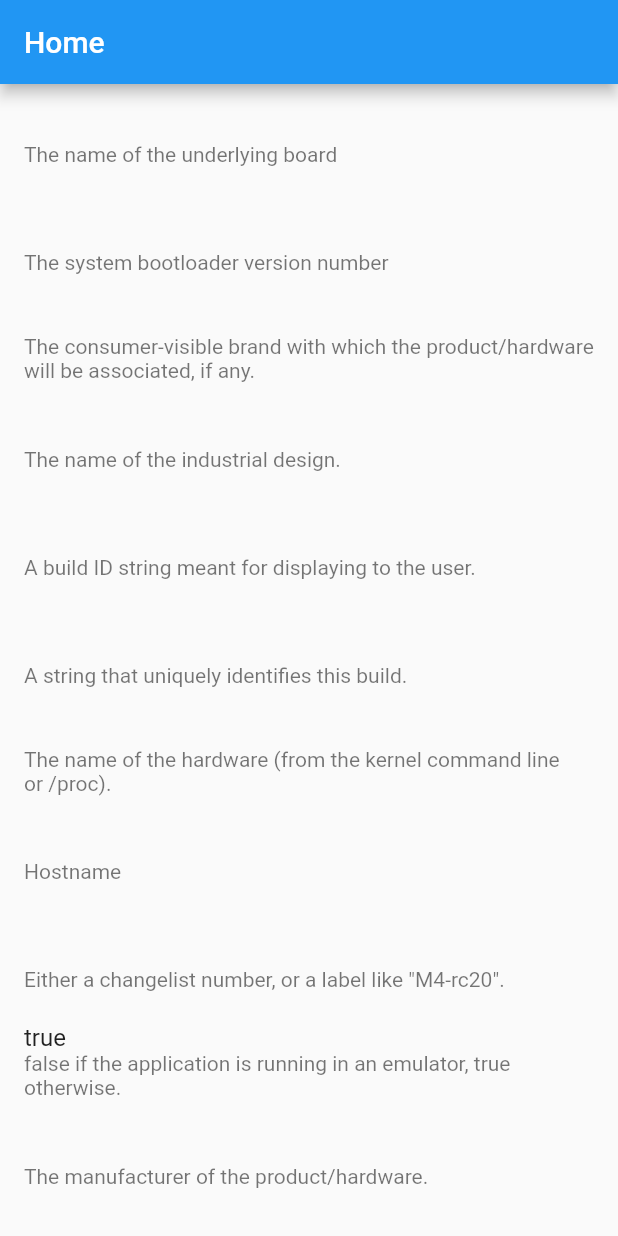
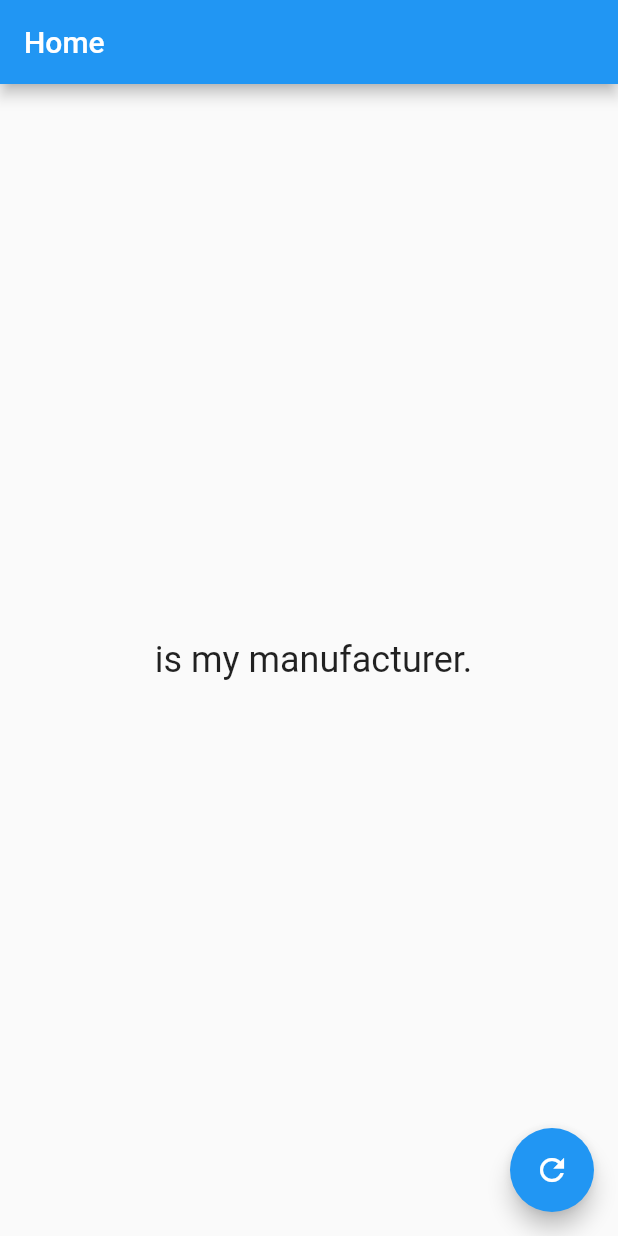
Before and after one commit to aurelitec/hello_world_informed, a Flutter app: the screen it shows after launch, on a phone screen of 412 x 824 dp. Run offline on Flutter 3.47's test engine with Material 2 defaults, Android fonts, the phone set to English and light mode, and no system bars; our stand-ins replace device_info_plus.

Commit message:
feat: Add info bit view
And start shuffling info bits.

```diff
--- /dev/null
+++ b/lib/data/info_bit.dart
@@ -0,0 +1,11 @@
+class InfoBit {
+  final String title;
+  final String text;
+  final String? value;
+
+  InfoBit({
+    required this.title,
+    required this.text,
+    this.value,
+  });
+}
--- a/lib/data/info_bits.dart
+++ b/lib/data/info_bits.dart
@@ -1,24 +1,69 @@
+// cspell:ignore bootloader, changelist
+
+import 'dart:math';
+
 import 'package:device_info_plus/device_info_plus.dart';
 
-List<String> infoBits = <String>[];
+import 'info_bit.dart';
+
+List<InfoBit> _infoBits = <InfoBit>[];
+
+final Random _random = Random();
+
+void _addInfo(String title, String text, String? value) {
+  _infoBits.add(InfoBit(title: title, text: text, value: value));
+}
+
+InfoBit getRandomInfoBit() {
+  final int index = _random.nextInt(_infoBits.length);
+  return _infoBits[index];
+}
 
 Future<void> buildInfoBits() async {
   DeviceInfoPlugin deviceInfo = DeviceInfoPlugin();
-  AndroidDeviceInfo androidInfo = await deviceInfo.androidInfo;
+  AndroidDeviceInfo info = await deviceInfo.androidInfo;
 
-  infoBits.add('My underlying board is ${androidInfo.board}');
-  infoBits.add('My system bootloader version number is ${androidInfo.bootloader}');
-  infoBits.add('My consumer-visible brand is ${androidInfo.brand}');
-  infoBits.add('My industrial design is ${androidInfo.device}');
-  infoBits.add('${androidInfo.display} is a build ID meant to be displayed to you.');
-  infoBits.add('${androidInfo.fingerprint} is a string that uniquely identifies this build.');
-  infoBits.add('${androidInfo.hardware} is the name of the hardware.');
-  infoBits.add('${androidInfo.host}: that\'s my hostname.');
-  infoBits.add('${androidInfo.id}? Either a changelist number, or a label.');
-  infoBits.add('${androidInfo.manufacturer} is my manufacturer.');
-  infoBits.add('My name is ${androidInfo.model}');
-  infoBits.add('As an overall product, they call me ${androidInfo.product}');
-  infoBits.add('${androidInfo.tags} are tags that describe my build.');
-  infoBits.add('${androidInfo.type} is my type of build.');
-  infoBits.add(androidInfo.isPhysicalDevice ? 'I\'m a physical device.' : 'I\'m a virtual device.');
+  _addInfo('board', 'My underlying board is {INFO}.', info.board);
+
+  _addInfo('bootloader', 'My system bootloader version number is {INFO}.', info.bootloader);
+
+  _addInfo('brand', 'My consumer-visible brand is {INFO}.', info.brand);
+
+  _addInfo('device', 'My industrial design is {INFO}.', info.device);
+
+  _addInfo('display', '{INFO} is a build ID meant to be displayed to you.', info.display);
+
+  // TODO: displayMetrics
+
+  _addInfo('fingerprint', '{INFO} uniquely identifies this build.', info.fingerprint);
+
+  _addInfo('hardware', '{INFO} is the name of the hardware.', info.hardware);
+
+  _addInfo('host', '{INFO}: that\'s my hostname.', info.host);
+
+  _addInfo('id', '{INFO}? Either a changelist number, or a label.', info.id);
+
+  _addInfo('isPhysicalDevice',
+      info.isPhysicalDevice ? 'I\'m a physical device.' : 'I\'m an emulator.', null);
+
+  _addInfo('manufacturer', '{INFO} is my manufacturer.', info.manufacturer);
+
+  _addInfo('model', 'My name is {INFO}.', info.model);
+
+  _addInfo('product', 'As an overall product, they call me {INFO}.', info.product);
+
+  // TODO: supported32BitAbis
+  print(info.supported32BitAbis);
+
+  // TODO: supported64BitAbis
+
+  // TODO: supportedAbis
+
+  // TODO: systemFeatures
+
+  _addInfo('tags', '{INFO} are tags that describe my build.', info.tags);
+
+  _addInfo('type', '{INFO} is my type of build.', info.type);
+
+  // TODO: version
 }
--- a/lib/screens/home_screen.dart
+++ b/lib/screens/home_screen.dart
@@ -1,8 +1,35 @@
-import 'package:device_info_plus/device_info_plus.dart';
 import 'package:flutter/material.dart';
 
-class HomeScreen extends StatelessWidget {
+import '../data/info_bit.dart';
+import '../data/info_bits.dart';
+import '../widgets/info_bit_view.dart';
+
+class HomeScreen extends StatefulWidget {
   const HomeScreen({super.key});
+
+  @override
+  State<HomeScreen> createState() => _HomeScreenState();
+}
+
+class _HomeScreenState extends State<HomeScreen> {
+  InfoBit? _infoBit;
+
+  @override
+  void initState() {
+    super.initState();
+    _initInfoBits();
+  }
+
+  Future<void> _initInfoBits() async {
+    await buildInfoBits();
+    _shuffleInfoBit();
+  }
+
+  void _shuffleInfoBit() {
+    setState(() {
+      _infoBit = getRandomInfoBit();
+    });
+  }
 
   @override
   Widget build(BuildContext context) {
@@ -10,88 +37,11 @@ class HomeScreen extends StatelessWidget {
       appBar: AppBar(
         title: const Text('Home'),
       ),
-      body: FutureBuilder(
-        future: DeviceInfoPlugin().androidInfo,
-        builder: (context, snapshot) {
-          if (snapshot.hasData) {
-            return _buildDipList(snapshot.data!);
-          } else {
-            return const Center(
-              child: CircularProgressIndicator(),
-            );
-          }
-        },
+      body: _infoBit != null ? InfoBitView(infoBit: _infoBit!) : Container(),
+      floatingActionButton: FloatingActionButton(
+        onPressed: _shuffleInfoBit,
+        child: const Icon(Icons.refresh),
       ),
     );
   }
-
-  Widget _buildDipList(AndroidDeviceInfo androidInfo) {
-    // print(androidInfo.data);
-    return ListView(
-      children: [
-        ListTile(
-          subtitle: const Text('The name of the underlying board'),
-          title: Text(androidInfo.board),
-        ),
-        ListTile(
-          subtitle: const Text('The system bootloader version number'),
-          title: Text(androidInfo.bootloader),
-        ),
-        ListTile(
-          subtitle: const Text(
-              'The consumer-visible brand with which the product/hardware will be associated, if any.'),
-          title: Text(androidInfo.brand),
-        ),
-        ListTile(
-          subtitle: const Text('The name of the industrial design.'),
-          title: Text(androidInfo.device),
-        ),
-        ListTile(
-          subtitle: const Text('A build ID string meant for displaying to the user.'),
-          title: Text(androidInfo.display),
-        ),
-        ListTile(
-          subtitle: const Text('A string that uniquely identifies this build.'),
-          title: Text(androidInfo.fingerprint),
-        ),
-        ListTile(
-          subtitle: const Text('The name of the hardware (from the kernel command line or /proc).'),
-          title: Text(androidInfo.hardware),
-        ),
-        ListTile(
-          subtitle: const Text('Hostname'),
-          title: Text(androidInfo.host),
-        ),
-        ListTile(
-          subtitle: const Text('Either a changelist number, or a label like "M4-rc20".'),
-          title: Text(androidInfo.id),
-        ),
-        ListTile(
-          subtitle:
-              const Text('false if the application is running in an emulator, true otherwise.'),
-          title: Text(androidInfo.isPhysicalDevice.toString()),
-        ),
-        ListTile(
-          subtitle: const Text('The manufacturer of the product/hardware.'),
-          title: Text(androidInfo.manufacturer),
-        ),
-        ListTile(
-          subtitle: const Text('The end-user-visible name for the end product.'),
-          title: Text(androidInfo.model),
-        ),
-        ListTile(
-          subtitle: const Text('The name of the overall product.'),
-          title: Text(androidInfo.product),
-        ),
-        ListTile(
-          subtitle: const Text('Comma-separated tags describing the build, like "unsigned,debug".'),
-          title: Text(androidInfo.tags),
-        ),
-        ListTile(
-          subtitle: const Text('The type of build, like "user" or "eng".'),
-          title: Text(androidInfo.type),
-        ),
-      ],
-    );
-  }
 }
--- /dev/null
+++ b/lib/widgets/info_bit_view.dart
@@ -0,0 +1,51 @@
+import 'package:flutter/material.dart';
+
+import '../data/info_bit.dart';
+
+class InfoBitView extends StatelessWidget {
+  const InfoBitView({Key? key, required this.infoBit}) : super(key: key);
+
+  final InfoBit infoBit;
+
+  @override
+  Widget build(BuildContext context) {
+    return Container(
+      padding: const EdgeInsets.all(32),
+      alignment: Alignment.center,
+      width: double.infinity,
+      height: double.infinity,
+      child: RichText(
+        textAlign: TextAlign.center,
+        text: TextSpan(
+          children: _parseInfoBit(),
+          style: Theme.of(context).textTheme.headline5,
+        ),
+      ),
+    );
+  }
+
+  List<InlineSpan> _parseInfoBit() {
+    List<InlineSpan> widgets = [];
+
+    infoBit.text.splitMapJoin(
+      '{INFO}',
+      onMatch: (Match match) {
+        if (infoBit.value != null) {
+          widgets.add(
+            TextSpan(
+              text: infoBit.value,
+              style: const TextStyle(fontWeight: FontWeight.bold),
+            ),
+          );
+        }
+        return '';
+      },
+      onNonMatch: (String text) {
+        widgets.add(TextSpan(text: text));
+        return '';
+      },
+    );
+
+    return widgets;
+  }
+}
--- a/pubspec.yaml
+++ b/pubspec.yaml
@@ -33,7 +33,6 @@ dependencies:
     sdk: flutter
 
   device_info_plus: ^8.0.0
-  blobs: ^2.0.0
 
 dev_dependencies:
   flutter_test:
```
Also changed, not shown: pubspec.lock.
